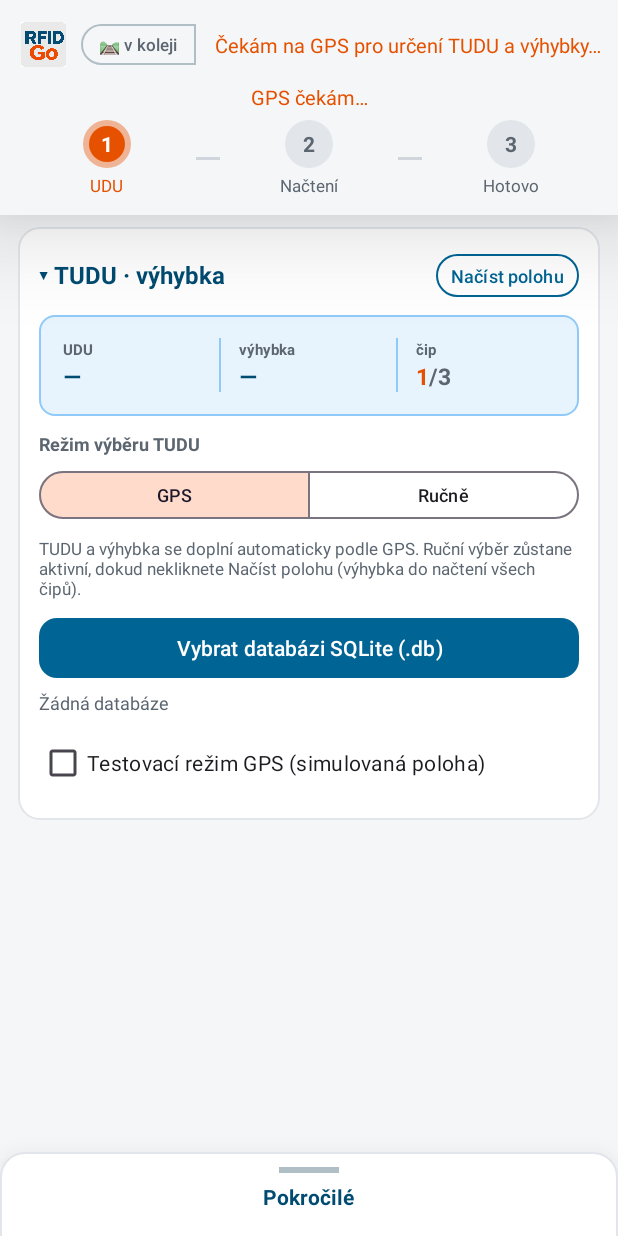
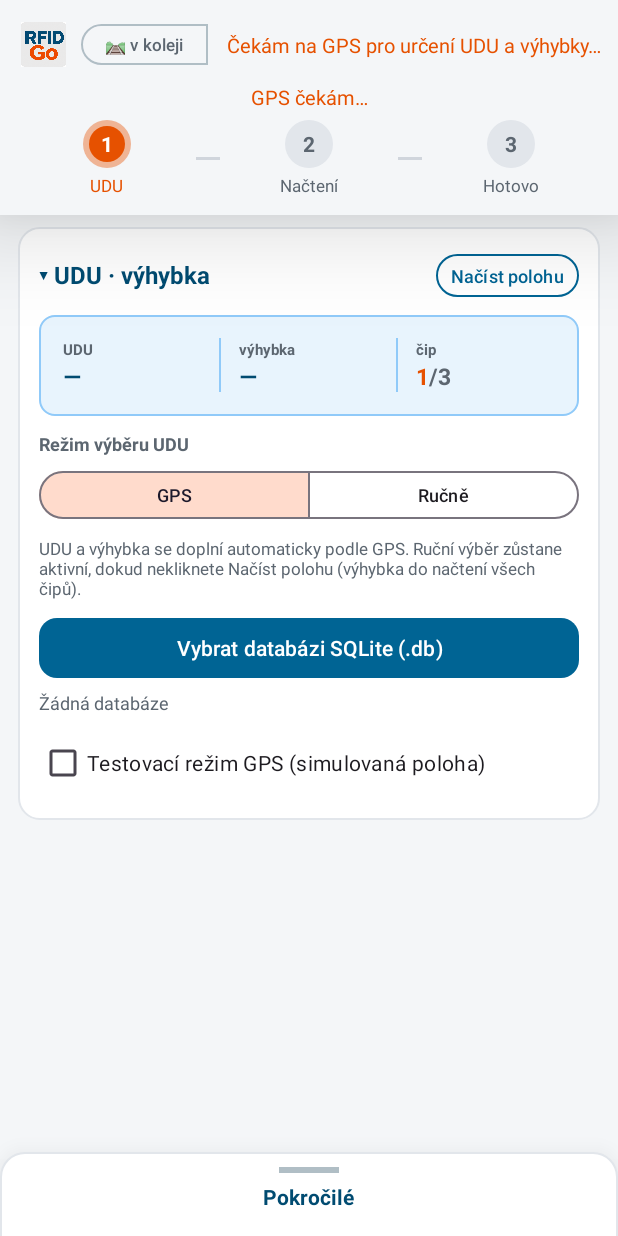
Before and after one commit to tofiapp/rfid_go_gps, an Android app: the screen it shows after launch (MainActivity), on a phone screen of 412 x 824 dp. Run offline under Robolectric (Android 15) with nearby library versions, the phone set to English and light mode, and no system bars; libraries missing offline, so code that uses them is left out: com.rscja.deviceapi.

Commit message:
Přejmenovat TUDU na UDU v názvu karty 1 a stavových hláškách
- Nadpis karty 1: ▾ UDU · výhybka
- Všechny uživatelské řetězce (stav, GPS, výběr, popisky DB)
- Toast zprávy a parsování popisku zdroje (• UDU:)

Co-authored-by: tofiapp <tofiapp@users.noreply.github.com>

```diff
--- a/app/src/main/res/layout/activity_main.xml
+++ b/app/src/main/res/layout/activity_main.xml
@@ -43,7 +43,7 @@
                         android:layout_width="0dp"
                         android:layout_height="wrap_content"
                         android:layout_weight="1"
-                        android:text="▾ TUDU · výhybka"
+                        android:text="▾ UDU · výhybka"
                         android:textColor="@color/primary_dark"
                         android:textSize="16sp"
                         android:textStyle="bold"/>
--- a/app/src/main/res/values/strings.xml
+++ b/app/src/main/res/values/strings.xml
@@ -8,7 +8,7 @@
     <string name="lock_code_value">008020</string>
     <string name="workflow_sheet_title">Pokročilé</string>
     <string name="epc_preview_label">EPC náhled</string>
-    <string name="tudu_search_hint">Hledat TUDU…</string>
+    <string name="tudu_search_hint">Hledat UDU…</string>
     <string name="vyhybka_search_hint">Hledat výhybku…</string>
     <string name="cast_hint_prefix">Načtěte\u00A0</string>
     <string name="cast_hint_chip">čip\u00A0</string>
@@ -43,7 +43,7 @@
     <string name="delete_confirm_no">NE ponechat</string>
     <string name="power_preset_required">Nejprve vyberte výkon (v koleji / v ruce)</string>
     <string name="power_preset_select_status">vyberte režim</string>
-    <string name="tudu_select_status">vyberte TUDU</string>
+    <string name="tudu_select_status">vyberte UDU</string>
     <string name="epc_retry_status">načtěte znovu</string>
     <string name="status_ready">připraveno</string>
     <string name="gps_unavailable_toast">GPS nedostupná — tag uložen bez souřadnic</string>
@@ -63,24 +63,24 @@
     <string name="db_select_required">Nejdříve vyberte databázi SQLite</string>
     <string name="db_file_type_error">Podporovaný formát je SQLite (.db / .sqlite)</string>
     <string name="gps_reload_location">Načíst polohu</string>
-    <string name="gps_tudu_wait">Čekám na GPS pro určení TUDU a výhybky…</string>
-    <string name="gps_tudu_lookup">Určuji TUDU a výhybku podle GPS…</string>
-    <string name="gps_tudu_not_found">U aktuální GPS polohy nelze určit TUDU – vyberte ručně</string>
+    <string name="gps_tudu_wait">Čekám na GPS pro určení UDU a výhybky…</string>
+    <string name="gps_tudu_lookup">Určuji UDU a výhybku podle GPS…</string>
+    <string name="gps_tudu_not_found">U aktuální GPS polohy nelze určit UDU – vyberte ručně</string>
     <string name="gps_test_mode_label">Testovací režim GPS (simulovaná poloha)</string>
-    <string name="gps_test_mode_hint">Bez signálu GPS nebo z libovolné vzdálenosti – vyberte simulovanou polohu z databáze. TUDU a výhybka se doplní automaticky stejně jako u skutečné GPS.</string>
+    <string name="gps_test_mode_hint">Bez signálu GPS nebo z libovolné vzdálenosti – vyberte simulovanou polohu z databáze. UDU a výhybka se doplní automaticky stejně jako u skutečné GPS.</string>
     <string name="gps_test_pick_location">Vybrat simulovanou polohu…</string>
     <string name="gps_test_pick_title">Simulovaná poloha (souřadnice z databáze)</string>
     <string name="gps_test_enabled_toast">Testovací režim – vyberte simulovanou polohu</string>
     <string name="gps_test_no_gps_point">Databáze neobsahuje GPS body</string>
     <string name="gps_test_status">testovací režim</string>
-    <string name="tudu_mode_label">Režim výběru TUDU</string>
+    <string name="tudu_mode_label">Režim výběru UDU</string>
     <string name="tudu_mode_gps">GPS</string>
     <string name="tudu_mode_manual">Ručně</string>
-    <string name="tudu_mode_gps_hint">TUDU a výhybka se doplní automaticky podle GPS. Ruční výběr zůstane aktivní, dokud nekliknete Načíst polohu (výhybka do načtení všech čipů).</string>
-    <string name="tudu_mode_manual_hint">Vyberte TUDU a výhybku ručně ze seznamu v databázi.</string>
-    <string name="tudu_picker_nearby_title">Nejbližší TUDU (10)</string>
-    <string name="tudu_picker_no_gps">Pro výběr nejbližších TUDU je potřeba GPS poloha</string>
-    <string name="tudu_loading_list">Načítám seznam TUDU…</string>
-    <string name="db_loaded_gps">%1$s  •  TUDU: %2$d (GPS režim)</string>
-    <string name="db_loaded_manual">%1$s  •  TUDU: %2$d</string>
+    <string name="tudu_mode_gps_hint">UDU a výhybka se doplní automaticky podle GPS. Ruční výběr zůstane aktivní, dokud nekliknete Načíst polohu (výhybka do načtení všech čipů).</string>
+    <string name="tudu_mode_manual_hint">Vyberte UDU a výhybku ručně ze seznamu v databázi.</string>
+    <string name="tudu_picker_nearby_title">Nejbližší UDU (10)</string>
+    <string name="tudu_picker_no_gps">Pro výběr nejbližších UDU je potřeba GPS poloha</string>
+    <string name="tudu_loading_list">Načítám seznam UDU…</string>
+    <string name="db_loaded_gps">%1$s  •  UDU: %2$d (GPS režim)</string>
+    <string name="db_loaded_manual">%1$s  •  UDU: %2$d</string>
 </resources>
```
Also changed, not shown: app/src/main/java/com/rfidw/app/ui/MainActivity.java (+6 -6 lines).
